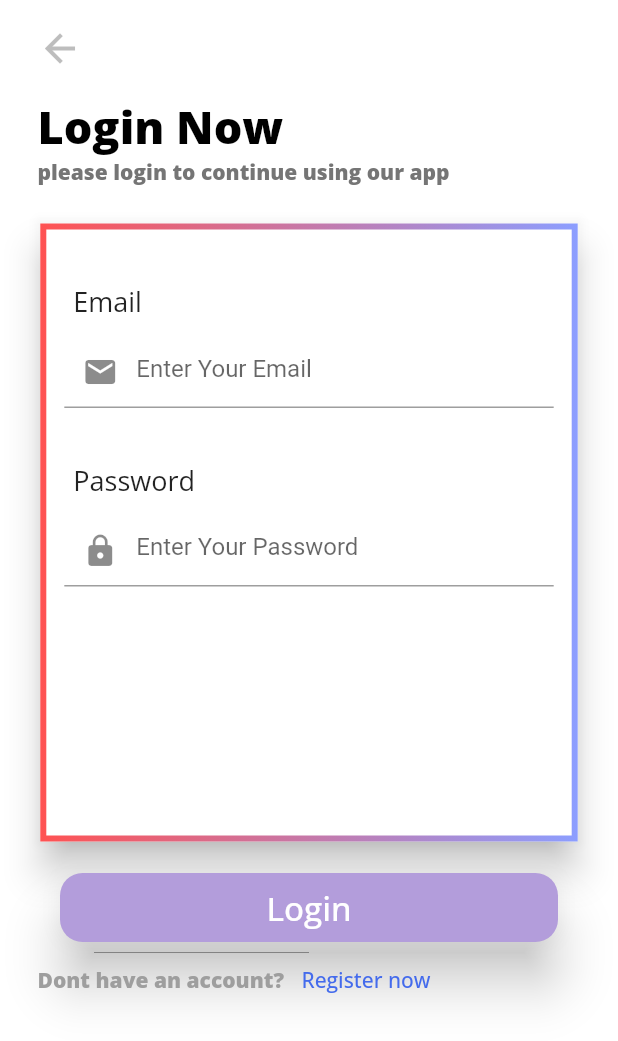
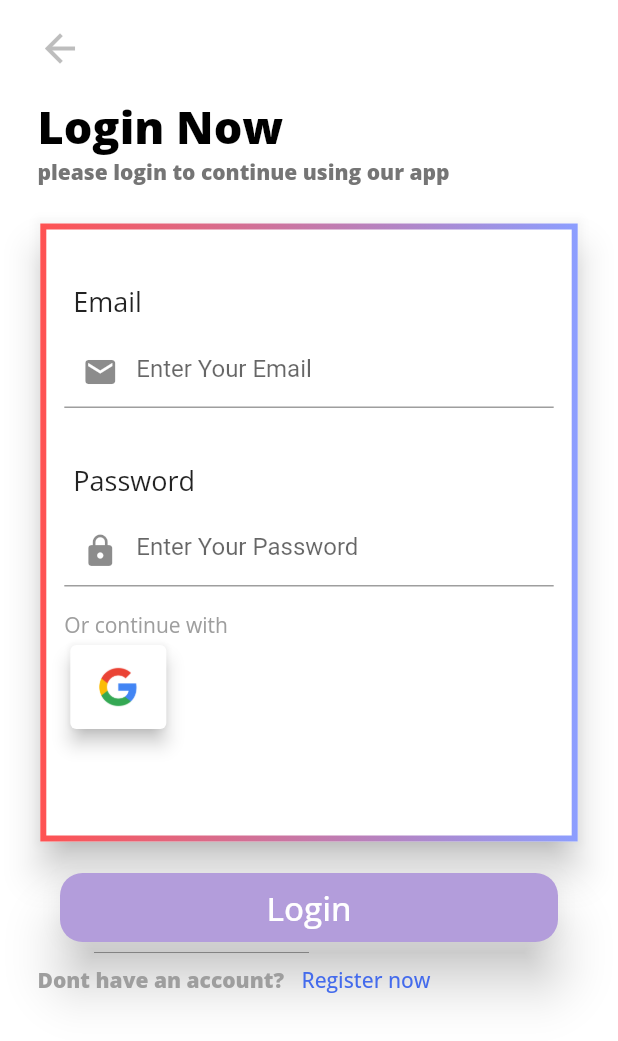
Before and after one commit to carmelBar24/brain, a Flutter app: the screen it shows after launch, after a tap on "Login Now", on a phone screen of 412 x 824 dp. Shown: the top 1041 px of the screen. Run offline on Flutter 3.47's test engine with Material 2 defaults, Android fonts, the phone set to English and light mode, and no system bars; drawn by our look-alikes of modal_progress_hud_nsn; our stand-ins replace animated_text_kit, cloud_firestore, firebase_auth, firebase_core, firebase_storage, google_sign_in and 3 more; missing offline and left inert: flutter_pdfview; accounts and stored records are empty; network calls fail.

Commit message:
google sign in&open pdf from tasks

```diff
--- a/lib/Screens/login_page.dart
+++ b/lib/Screens/login_page.dart
@@ -4,8 +4,9 @@ import 'package:firebase_auth/firebase_auth.dart';
 import 'package:flutter/material.dart';
 import 'package:gradient_borders/gradient_borders.dart';
 import 'package:modal_progress_hud_nsn/modal_progress_hud_nsn.dart';
+import 'package:google_sign_in/google_sign_in.dart';
+import '../Widgets/button.dart';
 
-import '../Widgets/button.dart';
 
 class LoginPage extends StatefulWidget {
   static const String id = "login screen";
@@ -24,6 +25,7 @@ class _LoginPageState extends State<LoginPage> {
   String passfailtext = '';
   String emailfailtext = '';
   bool _loading=false;
+  final _Google_sign_in=GoogleSignIn();
   @override
   Widget build(BuildContext context) {
     return SafeArea(
@@ -141,6 +143,24 @@ class _LoginPageState extends State<LoginPage> {
                                         user_password = value;
                                       }),
                                 ),
+                                Padding(
+                                  padding: const EdgeInsets.only(left:16.0,top:16.0),
+                                  child: Text(
+                                    'Or continue with',
+                                    style: TextStyle(
+                                        color: Colors.grey.shade500,
+                                        decoration: TextDecoration.none,
+                                        fontSize: 14.0,
+                                        fontFamily: 'mainFont'),
+                                  ),
+                                ),
+                               Padding(
+                                 padding: const EdgeInsets.only(left:16.0),
+                                 child: Card(elevation: 5,child: TextButton(onPressed: (){
+                                   _Google_sign_in.signIn().then((value){Navigator.pushNamed(context, WorkbenchPage.id);
+                                   }).onError((error, stackTrace) {print(error);});},child:SizedBox(child: Image.asset('images/google.png',fit: BoxFit.cover),height: 40,width: 40,))),
+                               )
+
                               ],
                             ),
                           ),
--- a/lib/constants.dart
+++ b/lib/constants.dart
@@ -13,7 +13,7 @@ const List autumate=[
   ['Lesson 1.pdf','Lesson 2.pdf','Lesson 3.pdf','Lesson 4.pdf','Lesson 5.pdf','Lesson 6.pdf','Lesson 7.pdf'],
   ['Exercise 1.pdf','Exercise 1 b.pdf','Exercise 2.pdf','Exercise 3.pdf','Exercise 4.pdf','Exercise 5.pdf','Exercise 6.pdf','Exercise 7.pdf',
     'Exercise 8.pdf','Exercise 9.pdf','Exercise 10.pdf','Exercise 11.pdf'],
-  ['Submission work 1.pdf','Submission work 2.pdf','Submission work 3.pdf','OpenU Book.pdf','Haim Shafir.pdf'],
+  ['Submission work 1.pdf','Submission work 2.pdf','Submission work 3.pdf'],
 ];
 const List graph=[
   ['Graph coloring.pdf','Lecture 1+2 Bfs.pdf','Lecture 3+4 Dfs.pdf','Lecture 5 Dfs.pdf','Lecture 6 Dij.pdf','Lecture 7 CPM Bf.pdf','Matching.pdf','Trees.pdf'],
--- a/pubspec.yaml
+++ b/pubspec.yaml
@@ -42,6 +42,7 @@ dependencies:
   lottie: ^2.3.2
   gradient_borders: ^1.0.0
   modal_progress_hud_nsn: ^0.3.0
+  google_sign_in: ^6.1.0
 
 
   # The following adds the Cupertino Icons font to your application.
```
Also changed, not shown: lib/Screens/subject_page.dart (+10 -12 lines), lib/Screens/tasks_page.dart (+64 -1 lines), images/google.png (added), 2 other files.
